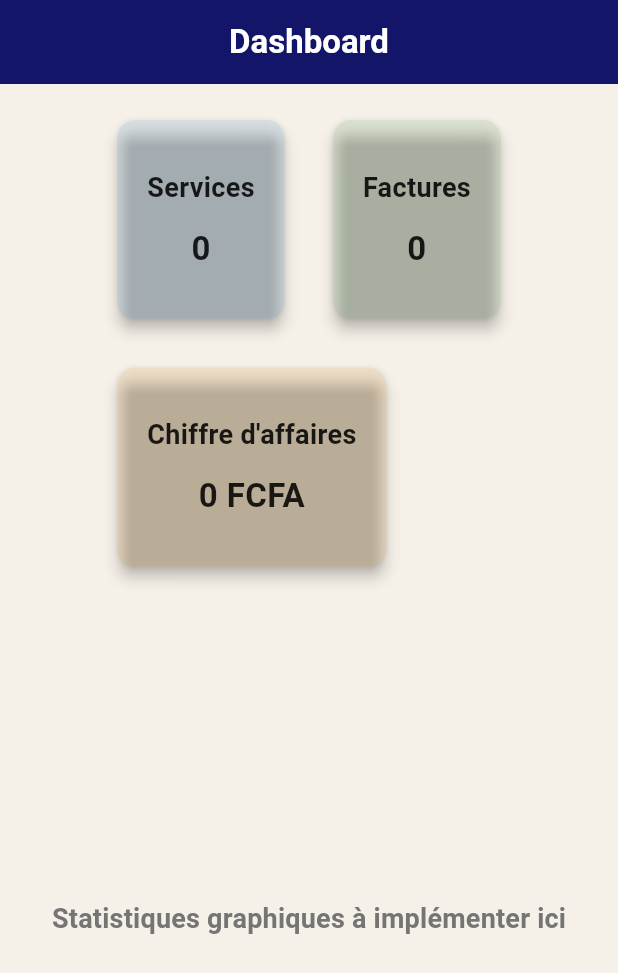
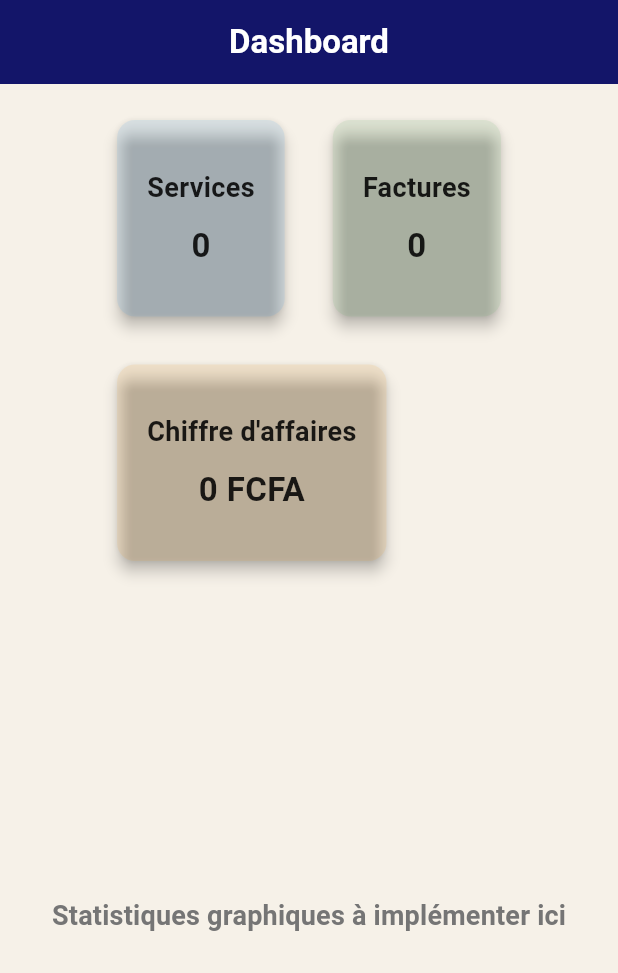
Before and after one commit to leloeduk/samyauto, a Flutter app: the screen it shows after launch, on a phone screen of 412 x 824 dp. Shown: the top 973 px of the screen. Run offline on Flutter 3.47's test engine with Material 3 defaults, Android fonts, the phone set to English and light mode, and no system bars; our stand-ins replace equatable, flutter_bloc, hive, hive_flutter, pdf, printing; accounts and stored records are empty.

Commit message:
feat: improve code

```diff
--- a/lib/core/theme/theme.dart
+++ b/lib/core/theme/theme.dart
@@ -4,7 +4,7 @@ class AppColors {
   static const Color primary = Color(0xFF0D1165); // couleur principale
   static const Color background = Color(0xFFF6F1E8); // background global
   static const Color white = Colors.white;
-  static Color grey = Colors.grey.shade500;
+  static const Color grey = Colors.grey;
   static Color greyLight = Colors.grey.shade300;
   static const Color blueDark = Color(0xFF0A0A75);
 }
--- a/lib/features/dashboard/presentation/pages/dashboard_page.dart
+++ b/lib/features/dashboard/presentation/pages/dashboard_page.dart
@@ -125,7 +125,7 @@ class _StatCard extends StatelessWidget {
                   fontSize: 18,
                 ),
               ),
-              const SizedBox(height: 12),
+              const SizedBox(height: 10),
               Text(
                 value,
                 style: const TextStyle(
```
